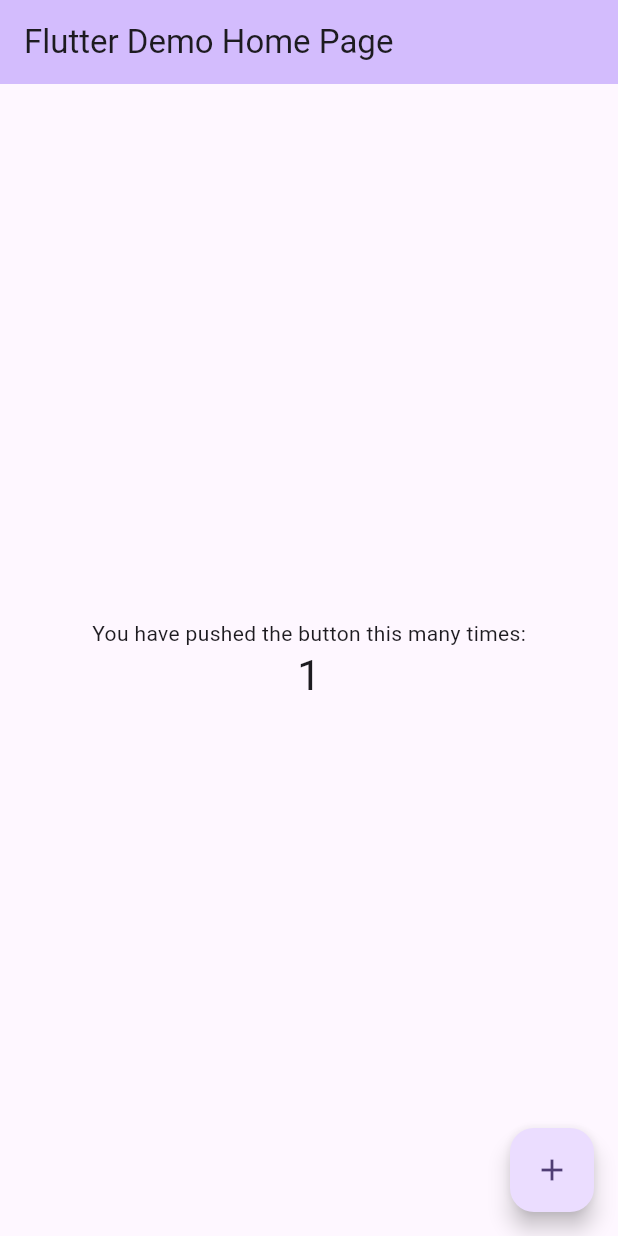
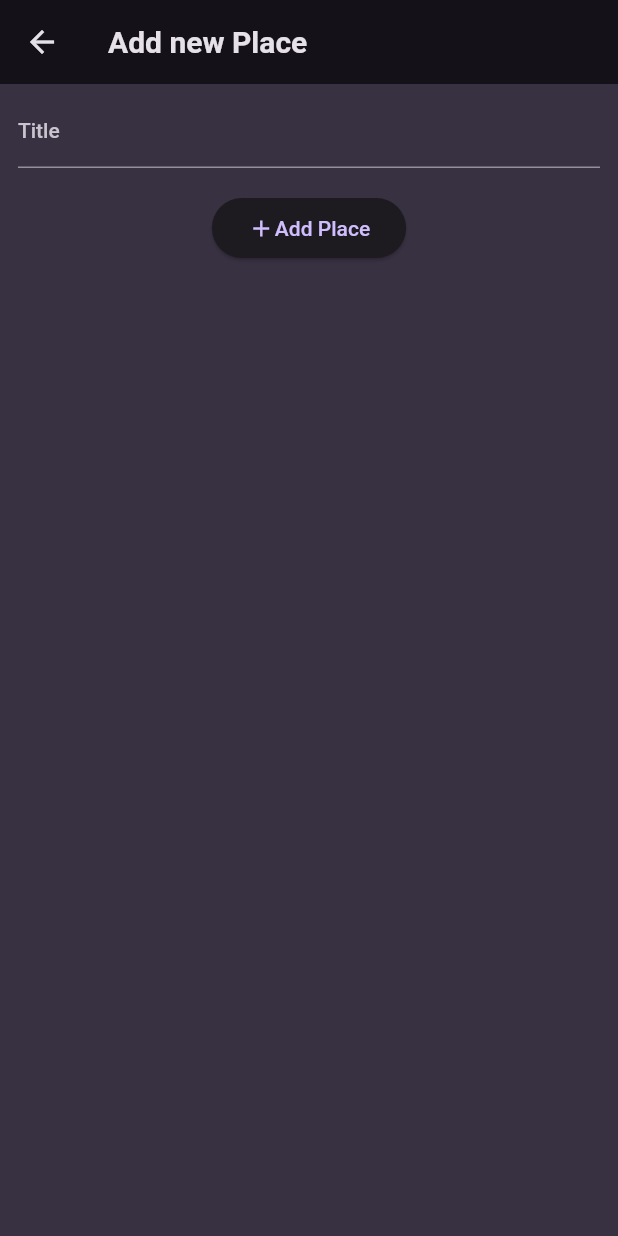
Before and after one commit to jpenna/udemy_flutter, a Flutter app: the screen it shows after launch, after a tap on the "add" icon, on a phone screen of 412 x 824 dp. Run offline on Flutter 3.47's test engine with Material 2 defaults, Android fonts, the phone set to English and light mode, and no system bars; our stand-ins replace flutter_riverpod, google_fonts.

Commit message:
my challenge

```diff
--- a/lib/main.dart
+++ b/lib/main.dart
@@ -1,125 +1,47 @@
+import 'package:first_app/screens/places_list.dart';
 import 'package:flutter/material.dart';
+import 'package:flutter_riverpod/flutter_riverpod.dart';
+
+import 'package:google_fonts/google_fonts.dart';
+
+final colorScheme = ColorScheme.fromSeed(
+  brightness: Brightness.dark,
+  seedColor: const Color.fromARGB(255, 102, 6, 247),
+  background: const Color.fromARGB(255, 56, 49, 66),
+);
+
+final theme = ThemeData().copyWith(
+  useMaterial3: true,
+  scaffoldBackgroundColor: colorScheme.background,
+  colorScheme: colorScheme,
+  textTheme: GoogleFonts.ubuntuCondensedTextTheme().copyWith(
+    titleSmall: GoogleFonts.ubuntuCondensed(
+      fontWeight: FontWeight.bold,
+    ),
+    titleMedium: GoogleFonts.ubuntuCondensed(
+      fontWeight: FontWeight.bold,
+    ),
+    titleLarge: GoogleFonts.ubuntuCondensed(
+      fontWeight: FontWeight.bold,
+    ),
+  ),
+);
 
 void main() {
-  runApp(const MyApp());
+  runApp(
+    const ProviderScope(child: MyApp()),
+  );
 }
 
 class MyApp extends StatelessWidget {
-  const MyApp({super.key});
+  const MyApp({Key? key}) : super(key: key);
 
-  // This widget is the root of your application.
   @override
   Widget build(BuildContext context) {
     return MaterialApp(
-      title: 'Flutter Demo',
-      theme: ThemeData(
-        // This is the theme of your application.
-        //
-        // TRY THIS: Try running your application with "flutter run". You'll see
-        // the application has a blue toolbar. Then, without quitting the app,
-        // try changing the seedColor in the colorScheme below to Colors.green
-        // and then invoke "hot reload" (save your changes or press the "hot
-        // reload" button in a Flutter-supported IDE, or press "r" if you used
-        // the command line to start the app).
-        //
-        // Notice that the counter didn't reset back to zero; the application
-        // state is not lost during the reload. To reset the state, use hot
-        // restart instead.
-        //
-        // This works for code too, not just values: Most code changes can be
-        // tested with just a hot reload.
-        colorScheme: ColorScheme.fromSeed(seedColor: Colors.deepPurple),
-        useMaterial3: true,
-      ),
-      home: const MyHomePage(title: 'Flutter Demo Home Page'),
+      title: 'Great Places',
+      theme: theme,
+      home: const PlacesListScreen(),
     );
   }
 }
-
-class MyHomePage extends StatefulWidget {
-  const MyHomePage({super.key, required this.title});
-
-  // This widget is the home page of your application. It is stateful, meaning
-  // that it has a State object (defined below) that contains fields that affect
-  // how it looks.
-
-  // This class is the configuration for the state. It holds the values (in this
-  // case the title) provided by the parent (in this case the App widget) and
-  // used by the build method of the State. Fields in a Widget subclass are
-  // always marked "final".
-
-  final String title;
-
-  @override
-  State<MyHomePage> createState() => _MyHomePageState();
-}
-
-class _MyHomePageState extends State<MyHomePage> {
-  int _counter = 0;
-
-  void _incrementCounter() {
-    setState(() {
-      // This call to setState tells the Flutter framework that something has
-      // changed in this State, which causes it to rerun the build method below
-      // so that the display can reflect the updated values. If we changed
-      // _counter without calling setState(), then the build method would not be
-      // called again, and so nothing would appear to happen.
-      _counter++;
-    });
-  }
-
-  @override
-  Widget build(BuildContext context) {
-    // This method is rerun every time setState is called, for instance as done
-    // by the _incrementCounter method above.
-    //
-    // The Flutter framework has been optimized to make rerunning build methods
-    // fast, so that you can just rebuild anything that needs updating rather
-    // than having to individually change instances of widgets.
-    return Scaffold(
-      appBar: AppBar(
-        // TRY THIS: Try changing the color here to a specific color (to
-        // Colors.amber, perhaps?) and trigger a hot reload to see the AppBar
-        // change color while the other colors stay the same.
-        backgroundColor: Theme.of(context).colorScheme.inversePrimary,
-        // Here we take the value from the MyHomePage object that was created by
-        // the App.build method, and use it to set our appbar title.
-        title: Text(widget.title),
-      ),
-      body: Center(
-        // Center is a layout widget. It takes a single child and positions it
-        // in the middle of the parent.
-        child: Column(
-          // Column is also a layout widget. It takes a list of children and
-          // arranges them vertically. By default, it sizes itself to fit its
-          // children horizontally, and tries to be as tall as its parent.
-          //
-          // Column has various properties to control how it sizes itself and
-          // how it positions its children. Here we use mainAxisAlignment to
-          // center the children vertically; the main axis here is the vertical
-          // axis because Columns are vertical (the cross axis would be
-          // horizontal).
-          //
-          // TRY THIS: Invoke "debug painting" (choose the "Toggle Debug Paint"
-          // action in the IDE, or press "p" in the console), to see the
-          // wireframe for each widget.
-          mainAxisAlignment: MainAxisAlignment.center,
-          children: <Widget>[
-            const Text(
-              'You have pushed the button this many times:',
-            ),
-            Text(
-              '$_counter',
-              style: Theme.of(context).textTheme.headlineMedium,
-            ),
-          ],
-        ),
-      ),
-      floatingActionButton: FloatingActionButton(
-        onPressed: _incrementCounter,
-        tooltip: 'Increment',
-        child: const Icon(Icons.add),
-      ), // This trailing comma makes auto-formatting nicer for build methods.
-    );
-  }
-}
--- /dev/null
+++ b/lib/models/place.dart
@@ -0,0 +1,10 @@
+import 'package:uuid/uuid.dart';
+
+const uuid = Uuid();
+
+class Place {
+  final String id;
+  final String title;
+
+  Place({required this.title}) : id = uuid.v4();
+}
--- /dev/null
+++ b/lib/providers/places_list_provider.dart
@@ -0,0 +1,15 @@
+import 'package:first_app/models/place.dart';
+import 'package:flutter_riverpod/flutter_riverpod.dart';
+
+class PlacesListNotifier extends StateNotifier<List<Place>> {
+  PlacesListNotifier() : super(const []);
+
+  void addPlace(Place place) {
+    state = [...state, place];
+  }
+}
+
+final placesListProvider =
+    StateNotifierProvider.autoDispose<PlacesListNotifier, List<Place>>((ref) {
+  return PlacesListNotifier();
+});
--- /dev/null
+++ b/lib/screens/add_place.dart
@@ -0,0 +1,98 @@
+import 'package:first_app/models/place.dart';
+import 'package:first_app/providers/places_list_provider.dart';
+import 'package:flutter/material.dart';
+import 'package:flutter/services.dart';
+import 'package:flutter_riverpod/flutter_riverpod.dart';
+
+class AddPlaceScreen extends ConsumerStatefulWidget {
+  const AddPlaceScreen({super.key});
+
+  @override
+  ConsumerState<AddPlaceScreen> createState() => _AddPlaceScreenState();
+}
+
+class _AddPlaceScreenState extends ConsumerState<AddPlaceScreen> {
+  final GlobalKey<FormState> _formKey = GlobalKey<FormState>();
+  String? _placeName;
+
+  void _onBack(context) {
+    Navigator.pop(context);
+  }
+
+  void _onSubmit() {
+    _formKey.currentState!.save();
+
+    if (_placeName == null || _placeName!.isEmpty) {
+      return;
+    }
+
+    ref.read(placesListProvider.notifier).addPlace(Place(title: _placeName!));
+    Navigator.pop(context);
+  }
+
+  @override
+  Widget build(BuildContext context) {
+    return Scaffold(
+      appBar: AppBar(
+        title: const Text('Add new Place'),
+        // automaticallyImplyLeading: true,
+        leading: Builder(
+          builder: (context) => BackButton(
+            onPressed: () {
+              _onBack(context);
+            },
+          ),
+        ),
+      ),
+      body: SingleChildScrollView(
+        child: Form(
+          key: _formKey,
+          child: Container(
+            padding: const EdgeInsets.symmetric(vertical: 8, horizontal: 12),
+            child: Column(
+              crossAxisAlignment: CrossAxisAlignment.start,
+              children: <Widget>[
+                TextFormField(
+                  style: TextStyle(
+                    decorationThickness: 0,
+                    color: Theme.of(context).colorScheme.onBackground,
+                  ),
+                  decoration: const InputDecoration(
+                    labelText: 'Title',
+                  ),
+                  onSaved: (newValue) {
+                    _placeName = newValue;
+                  },
+                  validator: (String? value) {
+                    if (value == null || value.isEmpty) {
+                      return 'Please enter the place name';
+                    }
+                    return null;
+                  },
+                ),
+                Padding(
+                  padding: const EdgeInsets.symmetric(vertical: 16.0),
+                  child: Center(
+                    child: ElevatedButton(
+                      onPressed: () {
+                        // Validate will return true if the form is valid, or false if
+                        // the form is invalid.
+                        if (_formKey.currentState!.validate()) {
+                          _onSubmit();
+                        }
+                      },
+                      child: const Row(
+                        mainAxisSize: MainAxisSize.min,
+                        children: [Icon(Icons.add), Text('Add Place')],
+                      ),
+                    ),
+                  ),
+                ),
+              ],
+            ),
+          ),
+        ),
+      ),
+    );
+  }
+}
--- /dev/null
+++ b/lib/screens/place_details.dart
@@ -0,0 +1,23 @@
+import 'package:first_app/models/place.dart';
+import 'package:flutter/material.dart';
+
+class PlaceDetailsScreen extends StatelessWidget {
+  const PlaceDetailsScreen(this.place, {super.key});
+
+  final Place place;
+
+  @override
+  Widget build(BuildContext context) {
+    return Scaffold(
+      appBar: AppBar(title: Text(place.title)),
+      body: Center(
+        child: Text(
+          'nothing yet',
+          style: Theme.of(context).textTheme.bodyLarge!.copyWith(
+                color: Theme.of(context).colorScheme.onBackground,
+              ),
+        ),
+      ),
+    );
+  }
+}
--- /dev/null
+++ b/lib/screens/places_list.dart
@@ -0,0 +1,66 @@
+import 'package:first_app/models/place.dart';
+import 'package:first_app/providers/places_list_provider.dart';
+import 'package:first_app/screens/add_place.dart';
+import 'package:first_app/screens/place_details.dart';
+import 'package:flutter/material.dart';
+import 'package:flutter_riverpod/flutter_riverpod.dart';
+
+class PlacesListScreen extends ConsumerWidget {
+  const PlacesListScreen({super.key});
+
+  void _onAddNewPlace(BuildContext context) {
+    Navigator.push(
+      context,
+      MaterialPageRoute(
+        builder: (context) => const AddPlaceScreen(),
+      ),
+    );
+  }
+
+  void _openDetailsScreen(BuildContext context, Place place) {
+    Navigator.of(context).push(
+        MaterialPageRoute(builder: (context) => PlaceDetailsScreen(place)));
+  }
+
+  @override
+  Widget build(BuildContext context, WidgetRef ref) {
+    final List<Place> placesList = ref.watch(placesListProvider);
+
+    final content = placesList.isEmpty
+        ? Center(
+            child: Text(
+              'No places added yet.',
+              style: Theme.of(context).textTheme.bodyLarge!.copyWith(
+                    color: Theme.of(context).colorScheme.onBackground,
+                  ),
+            ),
+          )
+        : ListView.builder(
+            itemCount: placesList.length,
+            itemBuilder: (context, index) => ListTile(
+              onTap: () {
+                _openDetailsScreen(context, placesList[index]);
+              },
+              title: Text(
+                placesList[index].title,
+                style: Theme.of(context).textTheme.titleMedium!.copyWith(
+                      color: Theme.of(context).colorScheme.onBackground,
+                    ),
+              ),
+            ),
+          );
+
+    return Scaffold(
+      appBar: AppBar(
+        title: const Text('Your Places'),
+        actions: [
+          IconButton(
+            onPressed: () => _onAddNewPlace(context),
+            icon: const Icon(Icons.add),
+          ),
+        ],
+      ),
+      body: content,
+    );
+  }
+}
--- a/pubspec.yaml
+++ b/pubspec.yaml
@@ -35,6 +35,10 @@ dependencies:
   # The following adds the Cupertino Icons font to your application.
   # Use with the CupertinoIcons class for iOS style icons.
   cupertino_icons: ^1.0.2
+  google_fonts: ^6.1.0
+  flutter_riverpod: ^2.4.6
+  riverpod_annotation: ^2.3.1
+  uuid: ^4.2.1
 
 dev_dependencies:
   flutter_test:
```
Also changed, not shown: pubspec.lock, 1 other file.
